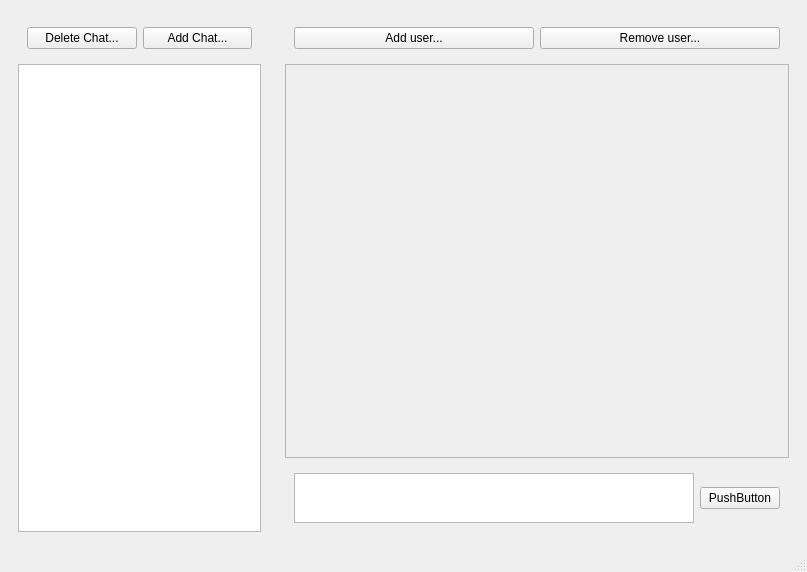
This is client/gui/gui.ui in fredima2x/aspm as Qt 5 draws it before an edit. The edited form follows.
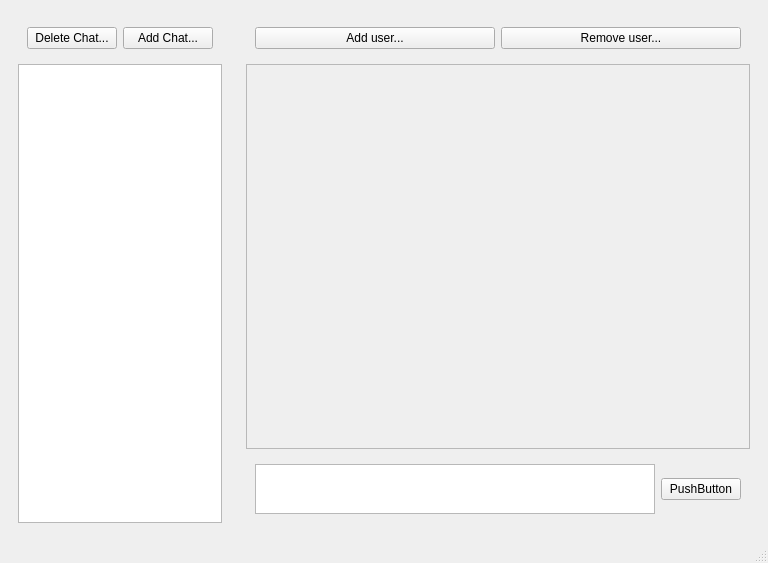
This is the edited form.

Patch:
```diff
--- a/client/gui/gui.ui
+++ b/client/gui/gui.ui
@@ -6,8 +6,8 @@
    <rect>
     <x>0</x>
     <y>0</y>
-    <width>807</width>
-    <height>572</height>
+    <width>768</width>
+    <height>563</height>
    </rect>
   </property>
   <property name="windowTitle">
@@ -117,7 +117,7 @@
               <x>0</x>
               <y>0</y>
               <width>502</width>
-              <height>390</height>
+              <height>381</height>
              </rect>
             </property>
            </widget>
```
